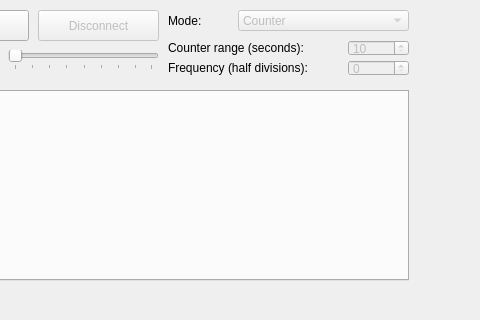
First picture: the form in mainwindow.ui, repository ahp-electronics/xc-gui, before the edit; both pictures show x 322 to 802 and y 0 to 320 of the 802 by 600 pixel window.
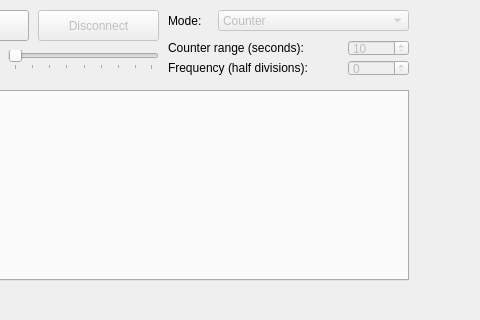
Second picture: the form after the edit.

Commit message: Remove CrosscorrelatorI mode

```diff
--- a/mainwindow.ui
+++ b/mainwindow.ui
@@ -88,9 +88,9 @@
     </property>
     <property name="geometry">
      <rect>
-      <x>560</x>
+      <x>540</x>
       <y>10</y>
-      <width>171</width>
+      <width>191</width>
       <height>21</height>
      </rect>
     </property>
```
The commit also changes 2 other files.
